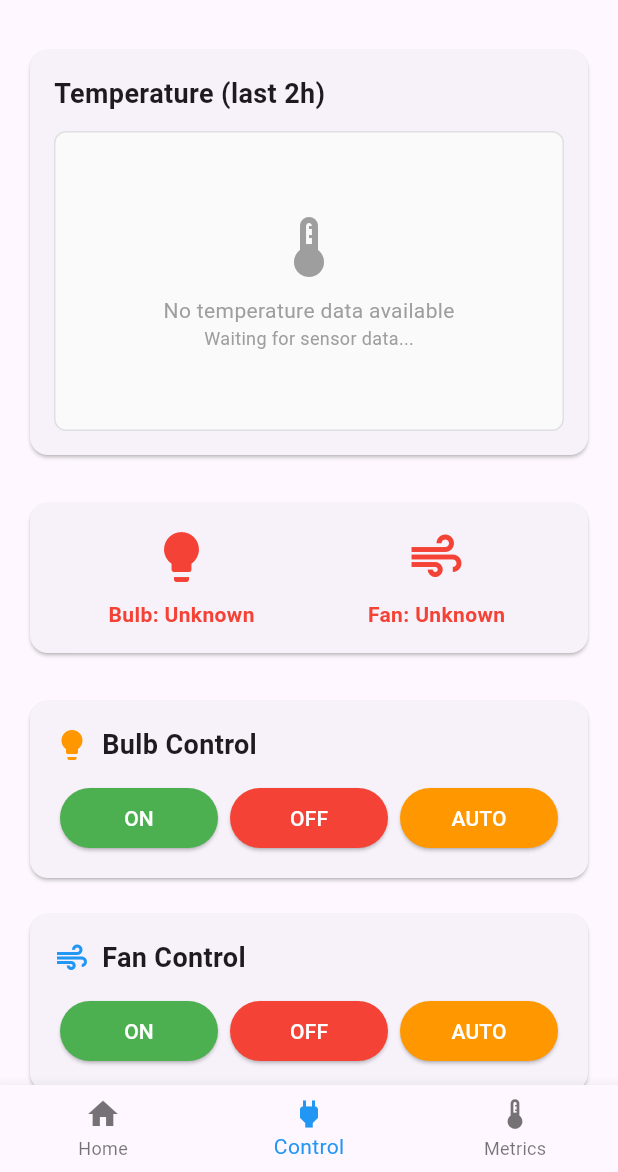
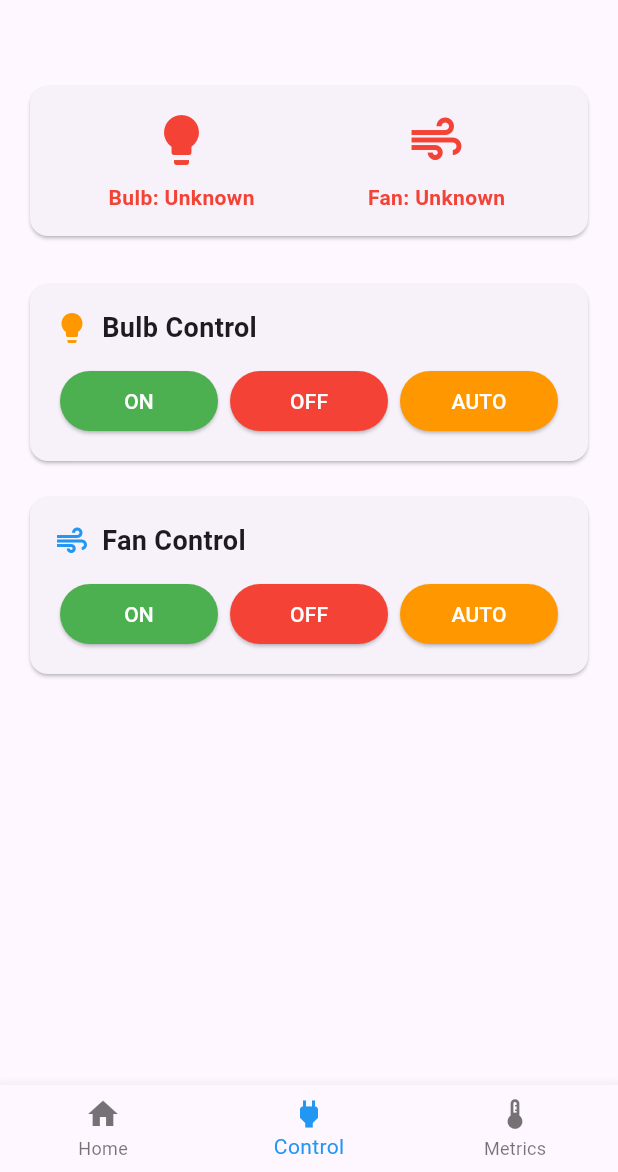
Before and after one commit to adeokamate/smart_sytem, a Flutter app: the screen it shows once a user with an empty profile is signed in, item 2 of the bottom bar chosen, on a phone screen of 412 x 824 dp, the part 64-1236 px from its top. Run offline on Flutter 3.47's test engine with Material 3 defaults, Android fonts, the phone set to English and light mode, and no system bars; our stand-ins replace firebase_auth, firebase_core, firebase_database, fl_chart; accounts and stored records are empty; statements that could not run were skipped.

Commit message:
Update control_page.dart
removed the graph

```diff
--- a/lib/control_page.dart
+++ b/lib/control_page.dart
@@ -45,7 +45,8 @@ class ControlPageState extends State<ControlPage> {
   void _initDB() {
     _db = FirebaseDatabase.instanceFor(
       app: Firebase.app(),
-      databaseURL: 'https://the-sess-default-rtdb.europe-west1.firebasedatabase.app',
+      databaseURL:
+          'https://the-sess-default-rtdb.europe-west1.firebasedatabase.app',
     );
 
     _bulbCmdRef = _db.ref('devices/bulb');
@@ -56,9 +57,13 @@ class ControlPageState extends State<ControlPage> {
   }
 
   Future<void> _fetchTemperatureLogs() async {
-    final cutoff = DateTime.now().subtract(const Duration(hours: 2)).millisecondsSinceEpoch.toDouble();
+    final cutoff = DateTime.now()
+        .subtract(const Duration(hours: 2))
+        .millisecondsSinceEpoch
+        .toDouble();
     try {
-      final snapshot = await _logsRef.orderByChild('timestamp').startAt(cutoff).get();
+      final snapshot =
+          await _logsRef.orderByChild('timestamp').startAt(cutoff).get();
       final data = (snapshot.value as Map?)?.cast<String, dynamic>();
       print('Fetched logs: $data');
       if (data == null) {
@@ -73,7 +78,8 @@ class ControlPageState extends State<ControlPage> {
       data.forEach((key, value) {
         if (value is Map) {
           final casted = Map<String, dynamic>.from(value);
-          if (casted.containsKey('temperature') && casted.containsKey('timestamp')) {
+          if (casted.containsKey('temperature') &&
+              casted.containsKey('timestamp')) {
             final ts = (casted['timestamp'] as num?)?.toDouble() ?? 0.0;
             final temp = (casted['temperature'] as num?)?.toDouble() ?? 0.0;
             if (ts >= cutoff) {
@@ -117,7 +123,8 @@ class ControlPageState extends State<ControlPage> {
   }
 
   void _startPeriodicStatusCheck() {
-    _statusCheckTimer = Timer.periodic(const Duration(seconds: 5), (timer) async {
+    _statusCheckTimer =
+        Timer.periodic(const Duration(seconds: 5), (timer) async {
       if (!mounted) return;
       try {
         final bulbSnapshot = await _bulbStatusRef.get();
@@ -136,7 +143,8 @@ class ControlPageState extends State<ControlPage> {
     });
   }
 
-  Future<void> _setDevice(DatabaseReference ref, String label, String value) async {
+  Future<void> _setDevice(
+      DatabaseReference ref, String label, String value) async {
     setState(() {
       _isLoading = true;
       if (label == 'Bulb') {
@@ -150,7 +158,8 @@ class ControlPageState extends State<ControlPage> {
       await ref.set(value).timeout(
         const Duration(seconds: 10),
         onTimeout: () {
-          throw Exception('Firebase write operation timed out after 10 seconds');
+          throw Exception(
+              'Firebase write operation timed out after 10 seconds');
         },
       );
       if (!mounted) return;
@@ -219,119 +228,7 @@ class ControlPageState extends State<ControlPage> {
       body: ListView(
         padding: const EdgeInsets.all(16),
         children: [
-          Card(
-            child: Padding(
-              padding: const EdgeInsets.all(16),
-              child: Column(
-                crossAxisAlignment: CrossAxisAlignment.start,
-                children: [
-                  const Text(
-                    'Temperature (last 2h)',
-                    style: TextStyle(fontSize: 18, fontWeight: FontWeight.bold),
-                  ),
-                  const SizedBox(height: 12),
-                  SizedBox(
-                    height: 200,
-                    child: _tempSpots.isEmpty
-                        ? Container(
-                            height: 200,
-                            decoration: BoxDecoration(
-                              color: Colors.grey.shade50,
-                              borderRadius: BorderRadius.circular(8),
-                              border: Border.all(color: Colors.grey.shade300),
-                            ),
-                            child: const Center(
-                              child: Column(
-                                mainAxisAlignment: MainAxisAlignment.center,
-                                children: [
-                                  Icon(Icons.thermostat_outlined,
-                                       size: 48, color: Colors.grey),
-                                  SizedBox(height: 8),
-                                  Text('No temperature data available',
-                                       style: TextStyle(color: Colors.grey)),
-                                  Text('Waiting for sensor data...',
-                                       style: TextStyle(color: Colors.grey, fontSize: 12)),
-                                ],
-                              ),
-                            ),
-                          )
-                        : LineChart(
-                            LineChartData(
-                              minX: _tempSpots.first.x,
-                              maxX: _tempSpots.last.x,
-                              minY: math.max(0, _tempSpots.map((e) => e.y).reduce(math.min) - 2),
-                              maxY: _tempSpots.map((e) => e.y).reduce(math.max) + 2,
-                              gridData: FlGridData(
-                                show: true,
-                                drawVerticalLine: true,
-                                drawHorizontalLine: true,
-                                horizontalInterval: 5,
-                                verticalInterval: (_tempSpots.last.x - _tempSpots.first.x) / 4,
-                                getDrawingHorizontalLine: (value) {
-                                  return FlLine(
-                                    color: Colors.grey.shade300,
-                                    strokeWidth: 1,
-                                  );
-                                },
-                                getDrawingVerticalLine: (value) {
-                                  return FlLine(
-                                    color: Colors.grey.shade300,
-                                    strokeWidth: 1,
-                                  );
-                                },
-                              ),
-                              titlesData: FlTitlesData(
-                                bottomTitles: AxisTitles(
-                                  sideTitles: SideTitles(
-                                    showTitles: true,
-                                    interval: (_tempSpots.last.x - _tempSpots.first.x) / 4,
-                                    getTitlesWidget: (value, _) {
-                                      final dt = DateTime.fromMillisecondsSinceEpoch(value.toInt());
-                                      final label = DateFormat.Hm().format(dt);
-                                      return Padding(
-                                        padding: const EdgeInsets.only(top: 8),
-                                        child: Text(label, style: const TextStyle(fontSize: 10)),
-                                      );
-                                    },
-                                  ),
-                                ),
-                                leftTitles: AxisTitles(
-                                  sideTitles: SideTitles(
-                                    showTitles: true,
-                                    interval: 5,
-                                    getTitlesWidget: (value, _) {
-                                      return Text('${value.toInt()}°C',
-                                                  style: const TextStyle(fontSize: 10));
-                                    },
-                                  ),
-                                ),
-                                topTitles: const AxisTitles(sideTitles: SideTitles(showTitles: false)),
-                                rightTitles: const AxisTitles(sideTitles: SideTitles(showTitles: false)),
-                              ),
-                              borderData: FlBorderData(
-                                show: true,
-                                border: Border.all(color: Colors.grey.shade400, width: 1),
-                              ),
-                              lineBarsData: [
-                                LineChartBarData(
-                                  spots: _tempSpots,
-                                  isCurved: true,
-                                  dotData: FlDotData(show: false),
-                                  belowBarData: BarAreaData(
-                                    show: true,
-                                    color: Colors.red.withOpacity(0.1),
-                                  ),
-                                  color: Colors.red,
-                                  barWidth: 2,
-                                ),
-                              ],
-                            ),
-                          ),
-                  ),
-                ],
-              ),
-            ),
-          ),
+          // ...existing code...
           const SizedBox(height: 24),
           Card(
             child: Padding(
@@ -340,10 +237,14 @@ class ControlPageState extends State<ControlPage> {
                 mainAxisAlignment: MainAxisAlignment.spaceAround,
                 children: [
                   Expanded(
-                    child: _DeviceStatus(icon: Icons.lightbulb, label: 'Bulb', status: _bulbStatus),
+                    child: _DeviceStatus(
+                        icon: Icons.lightbulb,
+                        label: 'Bulb',
+                        status: _bulbStatus),
                   ),
                   Expanded(
-                    child: _DeviceStatus(icon: Icons.air, label: 'Fan', status: _fanStatus),
+                    child: _DeviceStatus(
+                        icon: Icons.air, label: 'Fan', status: _fanStatus),
                   ),
                 ],
               ),
@@ -377,7 +278,8 @@ class ControlPageState extends State<ControlPage> {
 }
 
 class _DeviceStatus extends StatelessWidget {
-  const _DeviceStatus({required this.icon, required this.label, required this.status});
+  const _DeviceStatus(
+      {required this.icon, required this.label, required this.status});
 
   final IconData icon;
   final String label;
@@ -391,7 +293,8 @@ class _DeviceStatus extends StatelessWidget {
       children: [
         Icon(icon, color: color, size: 40),
         const SizedBox(height: 8),
-        Text('$label: $status', style: TextStyle(fontWeight: FontWeight.bold, color: color)),
+        Text('$label: $status',
+            style: TextStyle(fontWeight: FontWeight.bold, color: color)),
       ],
     );
   }
@@ -420,9 +323,12 @@ class _DeviceControl extends StatelessWidget {
           children: [
             Row(
               children: [
-                Icon(icon, color: label == 'Bulb' ? Colors.orange : Colors.blue),
+                Icon(icon,
+                    color: label == 'Bulb' ? Colors.orange : Colors.blue),
                 const SizedBox(width: 8),
-                Text('$label Control', style: const TextStyle(fontSize: 18, fontWeight: FontWeight.bold)),
+                Text('$label Control',
+                    style: const TextStyle(
+                        fontSize: 18, fontWeight: FontWeight.bold)),
               ],
             ),
             const SizedBox(height: 12),
```
